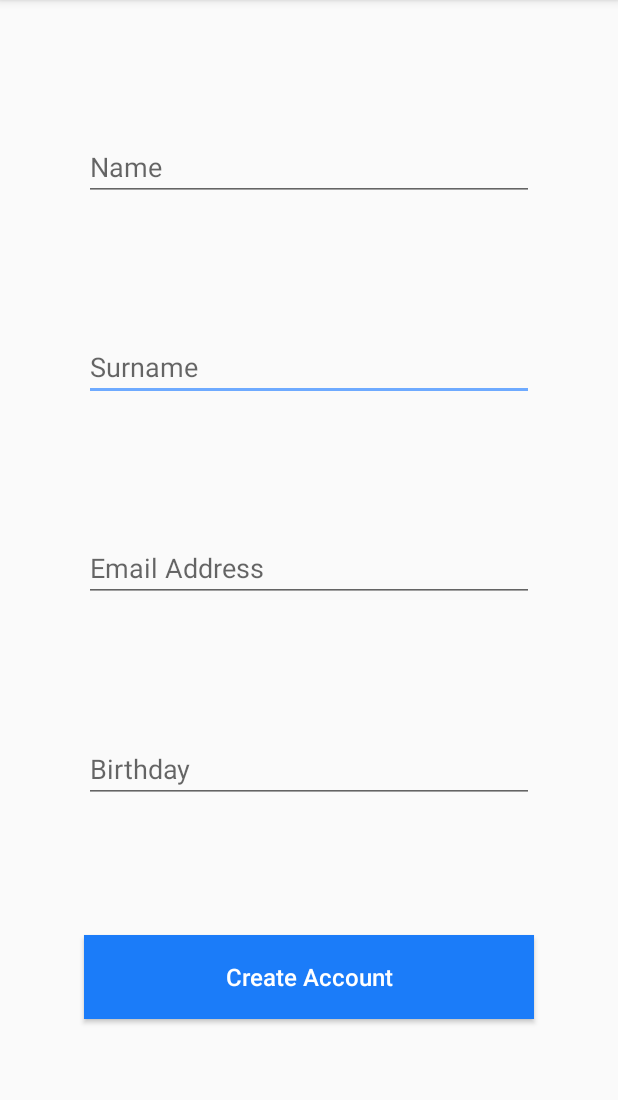
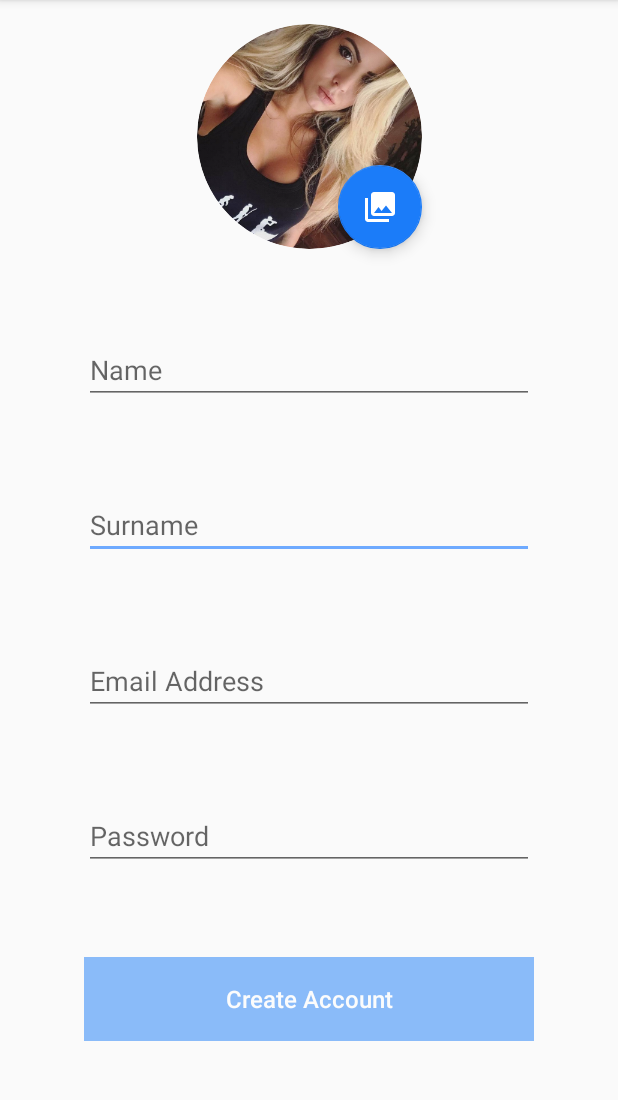
Before and after one commit to andrea-cola/kaori, an Android app: the fragment CreateAccount2 shown on its own in the app's theme, on a phone screen of 412 x 824 dp, the part 84-1184 px from its top. Run offline under Robolectric (Android 15) with nearby library versions, the light colour scheme and no system bars; our stand-ins replace CircleImageView; 1 statement that could not run was skipped.

Commit message:
CreateAccount2.java -> quasi terminato. Devo implementare la fotocamera e la gestione dell'uri nel caso in cui l'utente non scelga una foto.

```diff
--- a/app/build.gradle
+++ b/app/build.gradle
@@ -11,7 +11,7 @@ android {
     defaultConfig {
         applicationId "com.kaori.kaori"
         minSdkVersion 19
-        targetSdkVersion 27
+        targetSdkVersion 28
         versionCode 1
         versionName "1.0"
         testInstrumentationRunner "android.support.test.runner.AndroidJUnitRunner"
@@ -34,9 +34,10 @@ dependencies {
     implementation 'com.google.firebase:firebase-core:16.0.5'
     implementation 'com.google.firebase:firebase-auth:16.0.5'
     implementation 'com.firebaseui:firebase-ui-auth:4.1.0'
-    implementation 'com.facebook.android:facebook-login:4.36.1'
+    implementation 'com.facebook.android:facebook-login:4.38.1'
     implementation 'com.twitter.sdk.android:twitter-core:3.1.1'
     implementation 'com.google.android.gms:play-services-auth:16.0.1'
+    implementation 'de.hdodenhof:circleimageview:2.2.0'
     testImplementation 'junit:junit:4.12'
     androidTestImplementation 'com.android.support.test:runner:1.0.2'
     androidTestImplementation 'com.android.support.test.espresso:espresso-core:3.0.2'
--- a/app/src/main/java/com/kaori/kaori/LoginRegistrationFragments/CreateAccount2.java
+++ b/app/src/main/java/com/kaori/kaori/LoginRegistrationFragments/CreateAccount2.java
@@ -1,21 +1,47 @@
 package com.kaori.kaori.LoginRegistrationFragments;
 
+import android.content.Intent;
+import android.graphics.Bitmap;
+import android.net.Uri;
 import android.os.Bundle;
+import android.provider.MediaStore;
 import android.support.annotation.NonNull;
 import android.support.annotation.Nullable;
+import android.support.design.widget.FloatingActionButton;
 import android.support.v4.app.Fragment;
+import android.text.Editable;
+import android.text.TextWatcher;
 import android.view.LayoutInflater;
 import android.view.View;
 import android.view.ViewGroup;
+import android.widget.Button;
+import android.widget.EditText;
+import android.widget.Toast;
 
 import com.kaori.kaori.Constants;
 import com.kaori.kaori.DBObjects.User;
 import com.kaori.kaori.Kaori;
 import com.kaori.kaori.R;
 
+import java.io.IOException;
+
+import de.hdodenhof.circleimageview.CircleImageView;
+
 public class CreateAccount2 extends Fragment {
 
+    /**
+     * Constants.
+     */
+    private final int PICK_IMAGE = 0;
+
+    /**
+     * Variables.
+     */
     private User user;
+    private CircleImageView profileImage;
+    private EditText name, surname, password, mail;
+    private Button createNewAccount;
+    private boolean[] validFields = new boolean[4];
 
     @Nullable
     @Override
@@ -26,10 +52,199 @@ public class CreateAccount2 extends Fragment {
         if(getActivity() != null && isAdded())
             ((Kaori) getActivity()).getSupportActionBar().setTitle(Constants.titleRegistrationForm);
 
+        FloatingActionButton floatingActionButton = view.findViewById(R.id.floatingActionButton);
+        createNewAccount = view.findViewById(R.id.button_create_new_account);
+        name = view.findViewById(R.id.reg_name);
+        surname = view.findViewById(R.id.reg_surname);
+        password = view.findViewById(R.id.reg_password);
+        mail = view.findViewById(R.id.reg_mail);
+        profileImage = view.findViewById(R.id.reg_image_profile);
+
+        // disable the button
+        createNewAccount.setEnabled(false);
+        createNewAccount.setAlpha(0.5f);
+
+        // set to false all the field validity flags.
+        for(int i = 0; i < validFields.length; i++)
+            validFields[i] = false;
+
+        setEditTextWatchers();
+
+        floatingActionButton.setOnClickListener(new View.OnClickListener() {
+            @Override
+            public void onClick(View view) {
+                getImageFromLibrary();
+            }
+        });
+
+        createNewAccount.setOnClickListener(new View.OnClickListener() {
+            @Override
+            public void onClick(View view) {
+                updateUser();
+                // go the next fragment
+            }
+        });
+
         return view;
     }
 
+    /**
+     * Let the previous fragment to pass the user.
+     */
     /*package-private*/ void setUser(User user){
         this.user = user;
     }
+
+    /**
+     * Update the user information before passing to the next
+     * fragment.
+     */
+    private void updateUser(){
+        user.setName(name.getText().toString());
+        user.setSurname(surname.getText().toString());
+        user.setEmail(mail.getText().toString());
+        // TODO: gestire la mancanza del photoURI
+    }
+
+    /**
+     * Calls the activity that allows to select an image
+     * from the library.
+     */
+    private void getImageFromLibrary(){
+        Intent intent = new Intent();
+        intent.setType("image/*");
+        intent.setAction(Intent.ACTION_GET_CONTENT);
+        startActivityForResult(Intent.createChooser(intent, "Select Picture"), PICK_IMAGE);
+    }
+
+    /**
+     * Checks that all the fields are valid and then
+     * set the button clickable.
+     */
+    private void updateButtonState(){
+        boolean flag = true;
+        for (boolean validField : validFields) flag = flag && validField;
+        createNewAccount.setAlpha(flag ? 1 : 0.5f);
+    }
+
+    /**
+     * Set the watchers for all the edit text.
+     * The watchers are responsible for checking the
+     * correctness of what is entered by the user.
+     */
+    private void setEditTextWatchers(){
+        name.addTextChangedListener(new TextWatcher() {
+            @Override
+            public void beforeTextChanged(CharSequence charSequence, int i, int i1, int i2) {
+                // do nothing.
+            }
+
+            @Override
+            public void onTextChanged(CharSequence charSequence, int i, int i1, int i2) {
+
+            }
+
+            @Override
+            public void afterTextChanged(Editable editable) {
+                if(editable.length() < 1) {
+                    name.setError("Hai lasciato il campo vuoto.");
+                    validFields[0] = false;
+                }
+                else
+                    validFields[0] = true;
+                updateButtonState();
+            }
+        });
+
+        surname.addTextChangedListener(new TextWatcher() {
+            @Override
+            public void beforeTextChanged(CharSequence charSequence, int i, int i1, int i2) {
+                // do nothing.
+            }
+
+            @Override
+            public void onTextChanged(CharSequence charSequence, int i, int i1, int i2) {
+
+            }
+
+            @Override
+            public void afterTextChanged(Editable editable) {
+                if(editable.length() < 1) {
+                    surname.setError("Hai lasciato il campo vuoto");
+                    validFields[1] = false;
+                }
+                else
+                    validFields[1] = true;
+                updateButtonState();
+            }
+        });
+
+        mail.addTextChangedListener(new TextWatcher() {
+            @Override
+            public void beforeTextChanged(CharSequence charSequence, int i, int i1, int i2) {
+                // do nothing.
+            }
+
+            @Override
+            public void onTextChanged(CharSequence charSequence, int i, int i1, int i2) {
+
+            }
+
+            @Override
+            public void afterTextChanged(Editable editable) {
+                if(!android.util.Patterns.EMAIL_ADDRESS.matcher(editable.toString()).matches()) {
+                    mail.setError("Indirizzo mail non valido.");
+                    validFields[2] = false;
+                }
+                else
+                    validFields[2] = true;
+                updateButtonState();
+            }
+        });
+
+        password.addTextChangedListener(new TextWatcher() {
+            @Override
+            public void beforeTextChanged(CharSequence charSequence, int i, int i1, int i2) {
+                // do nothing.
+            }
+
+            @Override
+            public void onTextChanged(CharSequence charSequence, int i, int i1, int i2) {
+
+            }
+
+            @Override
+            public void afterTextChanged(Editable editable) {
+                if(editable.length() < 6) {
+                    password.setError("Password di almeno 6 caratteri.");
+                    validFields[3] = false;
+                }
+                else
+                    validFields[3] = true;
+                updateButtonState();
+            }
+        });
+    }
+
+    /**
+     * Handles the result coming from the activity that choose the image.
+     */
+    @Override
+    public void onActivityResult(int requestCode, int resultCode, Intent data) {
+        if (requestCode == PICK_IMAGE) {
+            if(data != null){
+                Uri selectedImage = data.getData();
+                try {
+                    Bitmap bitmap = MediaStore.Images.Media.getBitmap(getActivity().getContentResolver(), selectedImage);
+                    profileImage.setImageBitmap(bitmap);
+                    user.setPhotosUrl(selectedImage);
+                } catch (IOException e) {
+                    Toast.makeText(getContext(), "Caricamento fallito", Toast.LENGTH_SHORT).show();
+                }
+            } else {
+                Toast.makeText(getContext(), "Nessuna immagine selezionata", Toast.LENGTH_SHORT).show();
+            }
+        }
+    }
+
 }
--- /dev/null
+++ b/app/src/main/res/drawable/ic_photo_library_black_24dp.xml
@@ -0,0 +1,5 @@
+<vector android:height="24dp" android:tint="#FFFFFF"
+    android:viewportHeight="24.0" android:viewportWidth="24.0"
+    android:width="24dp" xmlns:android="http://schemas.android.com/apk/res/android">
+    <path android:fillColor="#FF000000" android:pathData="M22,16L22,4c0,-1.1 -0.9,-2 -2,-2L8,2c-1.1,0 -2,0.9 -2,2v12c0,1.1 0.9,2 2,2h12c1.1,0 2,-0.9 2,-2zM11,12l2.03,2.71L16,11l4,5L8,16l3,-4zM2,6v14c0,1.1 0.9,2 2,2h14v-2L4,20L4,6L2,6z"/>
+</vector>
--- a/app/src/main/res/layout/activity_main.xml
+++ b/app/src/main/res/layout/activity_main.xml
@@ -1,5 +1,6 @@
 <?xml version="1.0" encoding="utf-8"?>
-<android.support.constraint.ConstraintLayout xmlns:android="http://schemas.android.com/apk/res/android"
+<android.support.constraint.ConstraintLayout
+    xmlns:android="http://schemas.android.com/apk/res/android"
     xmlns:app="http://schemas.android.com/apk/res-auto"
     xmlns:tools="http://schemas.android.com/tools"
     android:id="@+id/container"
--- a/app/src/main/res/layout/reg2.xml
+++ b/app/src/main/res/layout/reg2.xml
@@ -1,94 +1,108 @@
 <?xml version="1.0" encoding="utf-8"?>
-<android.support.constraint.ConstraintLayout
-    xmlns:android="http://schemas.android.com/apk/res/android"
+<android.support.constraint.ConstraintLayout xmlns:android="http://schemas.android.com/apk/res/android"
     xmlns:app="http://schemas.android.com/apk/res-auto"
+    xmlns:tools="http://schemas.android.com/tools"
     android:layout_width="match_parent"
-    android:layout_height="match_parent">
+    android:layout_height="match_parent"
+    tools:layout_editor_absoluteY="81dp">
 
     <EditText
-        android:id="@+id/editText2"
-        android:layout_width="0dp"
+        android:id="@+id/reg_surname"
+        android:layout_width="300dp"
         android:layout_height="wrap_content"
-        android:layout_marginStart="16dp"
-        android:layout_marginEnd="16dp"
         android:ems="10"
         android:hint="Surname"
         android:inputType="textPersonName"
-        app:layout_constraintBottom_toTopOf="@+id/editText3"
+        app:layout_constraintBottom_toTopOf="@+id/reg_mail"
+        app:layout_constraintEnd_toEndOf="parent"
+        app:layout_constraintWidth_max="@dimen/default_max_width"
+        app:layout_constraintWidth_min="@dimen/default_min_width"
+        app:layout_constraintHorizontal_bias="0.5"
+        app:layout_constraintStart_toStartOf="parent"
+        app:layout_constraintTop_toBottomOf="@+id/reg_name" />
+
+    <EditText
+        android:id="@+id/reg_name"
+        android:layout_width="300dp"
+        android:layout_height="wrap_content"
+        android:ems="10"
+        android:hint="Name"
+        android:inputType="textPersonName"
+        app:layout_constraintWidth_max="@dimen/default_max_width"
+        app:layout_constraintWidth_min="@dimen/default_min_width"
+        app:layout_constraintBottom_toTopOf="@+id/reg_surname"
         app:layout_constraintEnd_toEndOf="parent"
         app:layout_constraintHorizontal_bias="0.5"
         app:layout_constraintStart_toStartOf="parent"
-        app:layout_constraintTop_toBottomOf="@+id/editText"
-        app:layout_constraintWidth_max="@dimen/default_max_width"
-        app:layout_constraintWidth_min="@dimen/default_min_width" />
+        app:layout_constraintTop_toBottomOf="@+id/reg_image_profile" />
 
     <EditText
-        android:id="@+id/editText"
-        android:layout_width="0dp"
+        android:id="@+id/reg_mail"
+        android:layout_width="300dp"
         android:layout_height="wrap_content"
-        android:layout_marginStart="16dp"
-        android:layout_marginEnd="16dp"
         android:ems="10"
-        android:hint="Name"
-        android:inputType="textPersonName"
-        app:layout_constraintBottom_toTopOf="@+id/editText2"
+        android:hint="Email Address"
+        android:inputType="textEmailAddress"
+        app:layout_constraintWidth_max="@dimen/default_max_width"
+        app:layout_constraintWidth_min="@dimen/default_min_width"
+        app:layout_constraintBottom_toTopOf="@+id/reg_password"
         app:layout_constraintEnd_toEndOf="parent"
         app:layout_constraintHorizontal_bias="0.5"
         app:layout_constraintStart_toStartOf="parent"
-        app:layout_constraintTop_toTopOf="parent"
-        app:layout_constraintWidth_max="@dimen/default_max_width"
-        app:layout_constraintWidth_min="@dimen/default_min_width" />
+        app:layout_constraintTop_toBottomOf="@+id/reg_surname" />
 
     <EditText
-        android:id="@+id/editText3"
-        android:layout_width="0dp"
+        android:id="@+id/reg_password"
+        android:layout_width="300dp"
         android:layout_height="wrap_content"
-        android:layout_marginStart="16dp"
-        android:layout_marginEnd="16dp"
         android:ems="10"
-        android:hint="Email Address"
-        android:inputType="textEmailAddress"
-        app:layout_constraintBottom_toTopOf="@+id/editText4"
+        android:hint="Password"
+        android:inputType="textPassword"
+        app:layout_constraintWidth_max="@dimen/default_max_width"
+        app:layout_constraintWidth_min="@dimen/default_min_width"
+        app:layout_constraintBottom_toTopOf="@+id/button_create_new_account"
         app:layout_constraintEnd_toEndOf="parent"
         app:layout_constraintHorizontal_bias="0.5"
         app:layout_constraintStart_toStartOf="parent"
-        app:layout_constraintTop_toBottomOf="@+id/editText2"
-        app:layout_constraintWidth_max="@dimen/default_max_width"
-        app:layout_constraintWidth_min="@dimen/default_min_width" />
-
-    <EditText
-        android:id="@+id/editText4"
-        android:layout_width="0dp"
-        android:layout_height="wrap_content"
-        android:layout_marginStart="16dp"
-        android:layout_marginEnd="16dp"
-        android:ems="10"
-        android:hint="Birthday"
-        android:inputType="date"
-        app:layout_constraintBottom_toTopOf="@+id/button_create_new_account2"
-        app:layout_constraintEnd_toEndOf="parent"
-        app:layout_constraintHorizontal_bias="0.5"
-        app:layout_constraintStart_toStartOf="parent"
-        app:layout_constraintTop_toBottomOf="@+id/editText3"
-        app:layout_constraintWidth_max="@dimen/default_max_width"
-        app:layout_constraintWidth_min="@dimen/default_min_width" />
+        app:layout_constraintTop_toBottomOf="@+id/reg_mail" />
 
     <Button
-        android:id="@+id/button_create_new_account2"
+        android:id="@+id/button_create_new_account"
         style="@style/KaoriButton"
-        android:layout_width="0dp"
+        android:layout_width="300dp"
         android:layout_height="@dimen/button_default_height"
-        android:layout_marginStart="16dp"
-        android:layout_marginEnd="16dp"
+        android:layout_marginBottom="16dp"
         android:text="@string/title_register"
         android:textColor="@android:color/white"
         android:textSize="@dimen/text_size_default"
         app:layout_constraintBottom_toBottomOf="parent"
         app:layout_constraintEnd_toEndOf="parent"
         app:layout_constraintHorizontal_bias="0.5"
+        app:layout_constraintStart_toStartOf="parent"
+        app:layout_constraintTop_toBottomOf="@+id/reg_password"
         app:layout_constraintWidth_max="@dimen/default_max_width"
-        app:layout_constraintWidth_min="@dimen/default_min_width"
+        app:layout_constraintWidth_min="@dimen/default_min_width" />
+
+    <de.hdodenhof.circleimageview.CircleImageView
+        android:id="@+id/reg_image_profile"
+        android:layout_width="150dp"
+        android:layout_height="150dp"
+        android:layout_marginTop="16dp"
+        android:src="@mipmap/ludo"
+        app:layout_constraintEnd_toEndOf="parent"
+        app:layout_constraintHorizontal_bias="0.5"
         app:layout_constraintStart_toStartOf="parent"
-        app:layout_constraintTop_toBottomOf="@+id/editText4" />
+        app:layout_constraintTop_toTopOf="parent"
+        app:layout_constraintWidth_max="@dimen/default_max_width" />
+
+    <android.support.design.widget.FloatingActionButton
+        android:id="@+id/floatingActionButton"
+        android:layout_width="wrap_content"
+        android:layout_height="wrap_content"
+        android:clickable="true"
+        app:backgroundTint="@color/colorPrimary"
+        app:layout_constraintBottom_toBottomOf="@+id/reg_image_profile"
+        app:layout_constraintEnd_toEndOf="@+id/reg_image_profile"
+        app:srcCompat="@drawable/ic_photo_library_black_24dp" />
 
 </android.support.constraint.ConstraintLayout>
```
Also changed, not shown: app/src/main/java/com/kaori/kaori/DBObjects/User.java (+10 -0 lines), app/src/main/java/com/kaori/kaori/LoginRegistrationFragments/CreateAccount1.java (+126 -89 lines).
